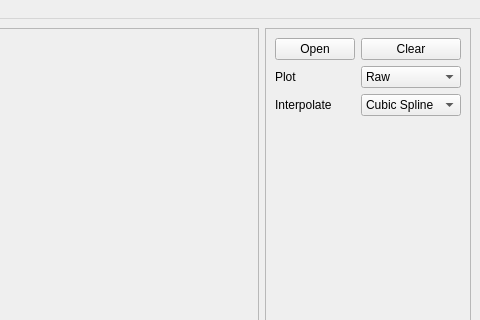
Qt form vmon.ui (codenio/vmon) before a commit; both pictures show x 320 to 800 and y 0 to 320 of the 800 by 600 pixel window.
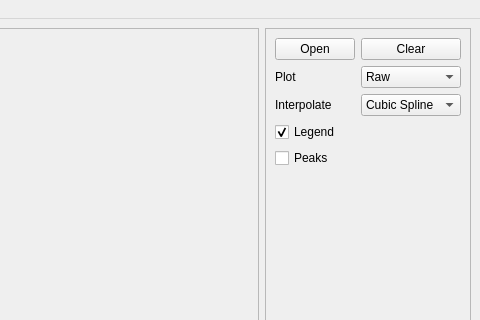
The same form after that commit.

Commit message:
Add Checkboxses to toggle Legend and Peaks
This Commit,

- Adds checkboxex to toggle legends and peaks
- updates readme

```diff
--- a/vmon.ui
+++ b/vmon.ui
@@ -111,6 +111,23 @@
          </item>
         </widget>
        </item>
+       <item row="4" column="0">
+        <widget class="QCheckBox" name="peaks_chb">
+         <property name="text">
+          <string>Peaks</string>
+         </property>
+        </widget>
+       </item>
+       <item row="3" column="0">
+        <widget class="QCheckBox" name="legend_chb">
+         <property name="text">
+          <string>Legend</string>
+         </property>
+         <property name="checked">
+          <bool>true</bool>
+         </property>
+        </widget>
+       </item>
       </layout>
      </widget>
     </item>
```
Left out of the diff: 5 changed lines with no effect on the pictures. The commit also changes 4 other files.
